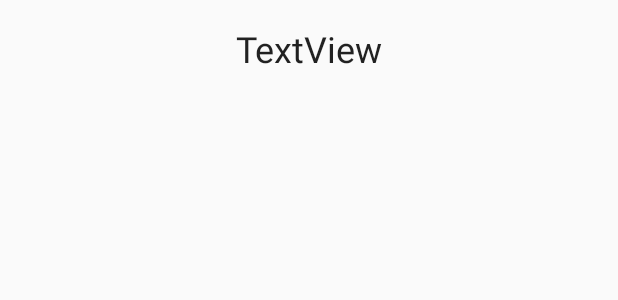
After one commit to bfortuner/AndroidDemo, an Android app: the layout activity_display_message.xml on its own in the app's theme, with its tools: preview values and no code run, on a phone screen of 412 x 824 dp. The commit adds this screen. Shown: the top 300 px of the screen. Run offline under Robolectric (Android 15) with nearby library versions, the phone set to English and light mode, and no system bars.

Commit message:
completed into android tutorial

```diff
--- a/app/src/main/AndroidManifest.xml
+++ b/app/src/main/AndroidManifest.xml
@@ -16,6 +16,12 @@
                 <category android:name="android.intent.category.LAUNCHER" />
             </intent-filter>
         </activity>
+        <activity android:name=".DisplayMessageActivity"
+            android:parentActivityName=".MainActivity">
+            <meta-data
+                android:name="android.support.PARENT_ACTIVITY"
+                android:value=".MainActivity" />
+        </activity>
     </application>
 
 </manifest>
--- /dev/null
+++ b/app/src/main/res/layout/activity_display_message.xml
@@ -0,0 +1,23 @@
+<?xml version="1.0" encoding="utf-8"?>
+<android.support.constraint.ConstraintLayout xmlns:android="http://schemas.android.com/apk/res/android"
+    xmlns:app="http://schemas.android.com/apk/res-auto"
+    xmlns:tools="http://schemas.android.com/tools"
+    android:layout_width="match_parent"
+    android:layout_height="match_parent"
+    tools:context="bfortuner.androiddemo.DisplayMessageActivity">
+
+    <TextView
+        android:id="@+id/textView"
+        android:layout_width="wrap_content"
+        android:layout_height="wrap_content"
+        android:layout_marginEnd="16dp"
+        android:layout_marginLeft="16dp"
+        android:layout_marginStart="16dp"
+        android:layout_marginTop="16dp"
+        android:text="TextView"
+        android:textAppearance="@style/TextAppearance.AppCompat.Headline"
+        app:layout_constraintEnd_toEndOf="parent"
+        app:layout_constraintLeft_toLeftOf="parent"
+        app:layout_constraintStart_toStartOf="parent"
+        app:layout_constraintTop_toTopOf="parent" />
+</android.support.constraint.ConstraintLayout>
--- a/app/src/main/res/layout/activity_main.xml
+++ b/app/src/main/res/layout/activity_main.xml
@@ -27,6 +27,7 @@
         android:layout_width="wrap_content"
         android:layout_height="wrap_content"
         android:layout_marginEnd="16dp"
+        android:onClick="sendMessage"
         android:text="@string/button_send"
         app:layout_constraintBaseline_toBaselineOf="@+id/editText"
         app:layout_constraintEnd_toEndOf="parent"
```
Also changed, not shown: app/src/main/java/bfortuner/androiddemo/DisplayMessageActivity.java (added, +24 -0 lines), app/src/main/java/bfortuner/androiddemo/MainActivity.java (+14 -1 lines).
